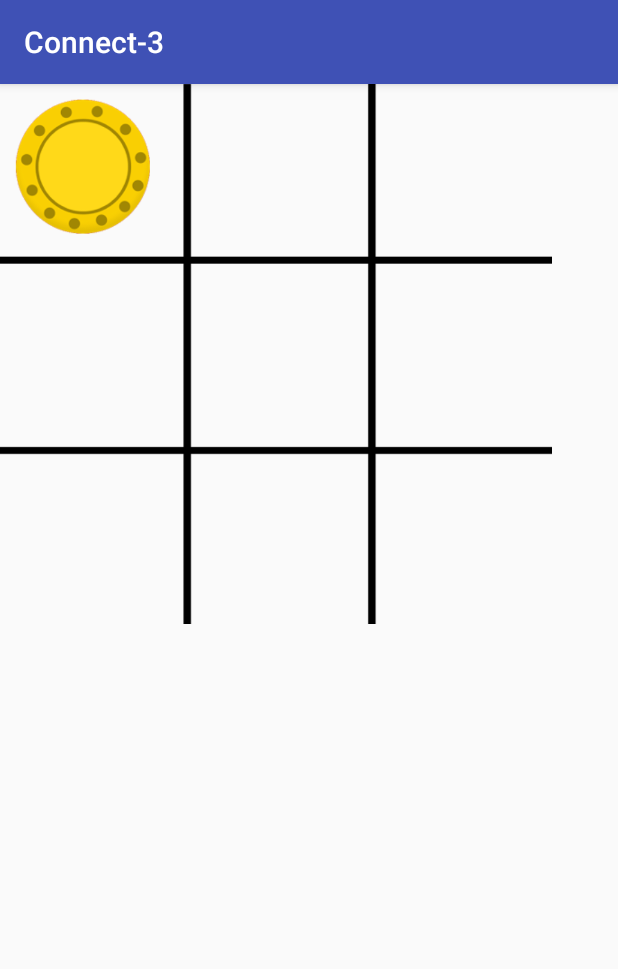
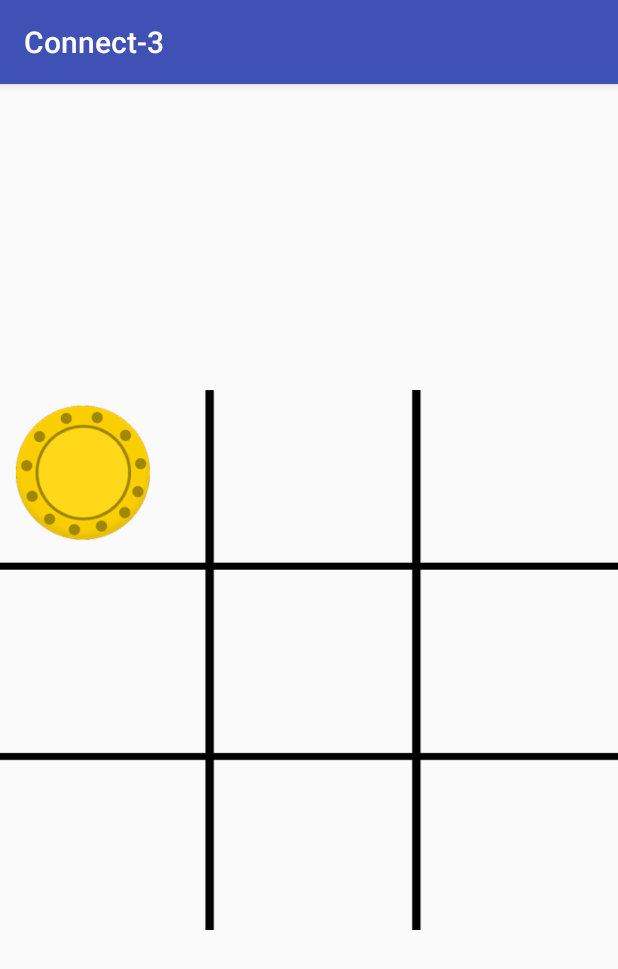
Before and after one commit to BhaviniB/connect-3-app, an Android app: the screen it shows after launch (MainActivity), after a tap on an icon or button, on a phone screen of 412 x 824 dp. Shown: the top 969 px of the screen. Run offline under Robolectric (Android 15) with nearby library versions, the phone set to English and light mode, and no system bars.

Commit message:
final completion

```diff
--- a/app/src/main/java/com/example/bhavinibatra/connect_3/MainActivity.java
+++ b/app/src/main/java/com/example/bhavinibatra/connect_3/MainActivity.java
@@ -1,52 +1,143 @@
 package com.example.bhavinibatra.connect_3;
 
-import android.support.v7.app.AppCompatActivity;
+import android.support.v7.app.ActionBarActivity;
 import android.os.Bundle;
+import android.view.Menu;
+import android.view.MenuItem;
 import android.view.View;
+import android.widget.GridLayout;
 import android.widget.ImageView;
+import android.widget.LinearLayout;
+import android.widget.TextView;
 
 
-public class MainActivity extends AppCompatActivity {
-// 0=yellow, 1=red;
-    int activePlayer=0;
+public class MainActivity extends ActionBarActivity {
 
-    //2 means unplayed
-    int[] gamestate={2,2,2,2,2,2,2,2,2};
+    // 0 = yellow, 1 = red
+
+    int activePlayer = 0;
+
+    boolean gameIsActive = true;
+
+    // 2 means unplayed
+
+    int[] gameState = {2, 2, 2, 2, 2, 2, 2, 2, 2};
+
+    int[][] winningPositions = {{0,1,2}, {3,4,5}, {6,7,8}, {0,3,6}, {1,4,7}, {2,5,8}, {0,4,8}, {2,4,6}};
+
+    public void dropIn(View view) {
+
+        ImageView counter = (ImageView) view;
 
 
 
-   public void dropIn(View view) {
-
-
-       ImageView counter = (ImageView) view;
-       counter.getTag();
         int tappedCounter = Integer.parseInt(counter.getTag().toString());
 
-       if (gamestate[tappedCounter] == 2) {
-           gamestate[tappedCounter]=activePlayer;
+        if (gameState[tappedCounter] == 2 && gameIsActive) {
 
+            gameState[tappedCounter] = activePlayer;
 
             counter.setTranslationY(-1000f);
 
             if (activePlayer == 0) {
-               //set image in the particular image view
+
                 counter.setImageResource(R.drawable.yellow);
+
                 activePlayer = 1;
 
             } else {
+
                 counter.setImageResource(R.drawable.red);
+
                 activePlayer = 0;
+
+            }
+
+            counter.animate().translationYBy(1000f).rotation(360).setDuration(300);
+
+            for (int[] winningPosition : winningPositions) {
+
+                if (gameState[winningPosition[0]] == gameState[winningPosition[1]] &&
+                        gameState[winningPosition[1]] == gameState[winningPosition[2]] &&
+                        gameState[winningPosition[0]] != 2) {
+
+                    // Someone has won!
+
+                    gameIsActive = false;
+
+                    String winner = "Red";
+
+                    if (gameState[winningPosition[0]] == 0) {
+
+                        winner = "Yellow";
+
+                    }
+
+                    TextView winnerMessage = (TextView) findViewById(R.id.winnerMessage);
+
+                    winnerMessage.setText(winner + " has won!");
+
+                    LinearLayout layout = (LinearLayout)findViewById(R.id.playAgainLayout);
+
+                    layout.setVisibility(View.VISIBLE);
+
+                } else {
+
+                    boolean gameIsOver = true;
+
+                    for (int counterState : gameState) {
+
+                        if (counterState == 2) gameIsOver = false;
+
+                    }
+
+                    if (gameIsOver) {
+
+                        TextView winnerMessage = (TextView) findViewById(R.id.winnerMessage);
+
+                        winnerMessage.setText("It's a draw");
+
+                        LinearLayout layout = (LinearLayout)findViewById(R.id.playAgainLayout);
+
+                        layout.setVisibility(View.VISIBLE);
+
+                    }
+
+                }
+
+            }
+        }
 
 
     }
 
-           //animate it back in again
-           counter.animate().translationYBy(1000f).rotation(360).setDuration(300);
+    public void playAgain(View view) {
 
+        gameIsActive = true;
+
+        LinearLayout layout = (LinearLayout)findViewById(R.id.playAgainLayout);
+
+        layout.setVisibility(View.INVISIBLE);
+
+        activePlayer = 0;
+
+        for (int i = 0; i < gameState.length; i++) {
+
+            gameState[i] = 2;
+
+        }
+
+        GridLayout gridLayout = (GridLayout)findViewById(R.id.gridLayout);
+
+        for (int i = 0; i< gridLayout.getChildCount(); i++) {
+
+            ((ImageView) gridLayout.getChildAt(i)).setImageResource(0);
 
         }
 
     }
+
+
 
     @Override
     protected void onCreate(Bundle savedInstanceState) {
--- a/app/src/main/res/layout/activity_main.xml
+++ b/app/src/main/res/layout/activity_main.xml
@@ -1,22 +1,17 @@
-<?xml version="1.0" encoding="utf-8"?>
 <RelativeLayout xmlns:android="http://schemas.android.com/apk/res/android"
-    xmlns:app="http://schemas.android.com/apk/res-auto"
-    xmlns:tools="http://schemas.android.com/tools"
-    android:layout_width="match_parent"
-    android:layout_height="match_parent"
-    tools:context="com.example.bhavinibatra.connect_3.MainActivity">
-
+    xmlns:tools="http://schemas.android.com/tools" android:layout_width="match_parent"
+    android:layout_height="match_parent" >
 
     <GridLayout
-        android:id="@+id/gridLayout"
-        android:layout_width="368dp"
+        android:layout_width="match_parent"
         android:layout_height="360dp"
-        android:background="@drawable/board"
+        android:layout_centerVertical="true"
+        android:layout_centerHorizontal="true"
         android:columnCount="3"
         android:rowCount="3"
-        tools:layout_editor_absoluteX="8dp"
-        tools:layout_editor_absoluteY="16dp">
-
+        android:background="@drawable/board"
+        android:layout_alignParentEnd="true"
+        android:id="@+id/gridLayout">
 
         <ImageView
             android:layout_width="90dp"
@@ -121,7 +116,31 @@
 
     </GridLayout>
 
+    <LinearLayout
+        android:orientation="vertical"
+        android:layout_width="wrap_content"
+        android:layout_height="wrap_content"
+        android:background="#fffaff0b"
+        android:padding="30dp"
+        android:layout_centerVertical="true"
+        android:layout_centerHorizontal="true"
+        android:id="@+id/playAgainLayout"
+        android:visibility="invisible">
 
+        <TextView
+            android:layout_width="wrap_content"
+            android:layout_height="wrap_content"
+            android:text="New Text"
+            android:id="@+id/winnerMessage"
+            android:layout_gravity="center_horizontal"
+            android:textSize="30sp" />
 
-
+        <Button
+            android:layout_width="wrap_content"
+            android:layout_height="wrap_content"
+            android:text="Play Again"
+            android:id="@+id/playAgainButton"
+            android:layout_gravity="center_horizontal"
+            android:onClick="playAgain" />
+    </LinearLayout>
 </RelativeLayout>
```
Lines whose indentation alone changed are shown as unchanged.
